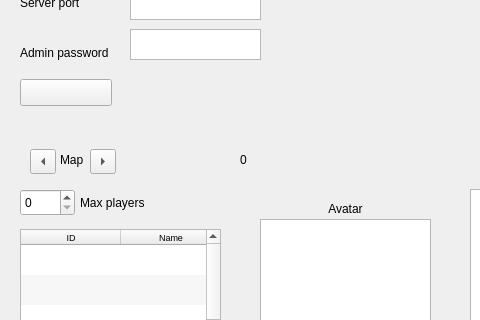
First picture: the form in gui/ui/main_window.ui, repository contremaitre/BomberDude, before the edit; both pictures show x 0 to 480 and y 111 to 431 of the 800 by 600 pixel window.
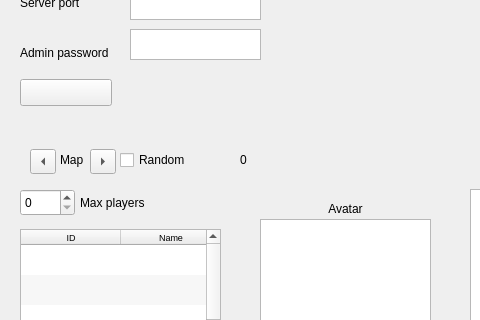
Second picture: the form after the edit.

Patch:
```diff
--- a/gui/ui/main_window.ui
+++ b/gui/ui/main_window.ui
@@ -396,6 +396,19 @@
       <string>Map</string>
      </property>
     </widget>
+    <widget class="QCheckBox" name="randomMapCheck">
+     <property name="geometry">
+      <rect>
+       <x>110</x>
+       <y>10</y>
+       <width>81</width>
+       <height>22</height>
+      </rect>
+     </property>
+     <property name="text">
+      <string>Random</string>
+     </property>
+    </widget>
    </widget>
    <widget class="QLabel" name="serverStatus">
     <property name="geometry">
```
